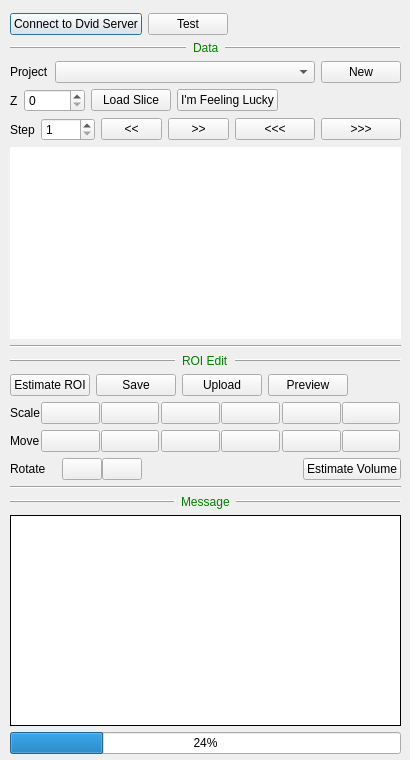
First picture: the form in neurolabi/gui/zflyemroidialog.ui, repository janelia-flyem/NeuTu, before the edit.
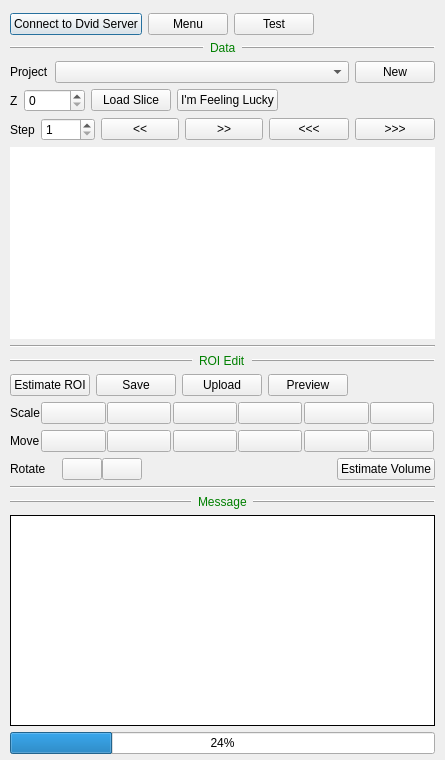
Second picture: the form after the edit. Icons and pictures are not drawn.

```diff
--- a/neurolabi/gui/zflyemroidialog.ui
+++ b/neurolabi/gui/zflyemroidialog.ui
@@ -6,7 +6,7 @@
    <rect>
     <x>0</x>
     <y>0</y>
-    <width>410</width>
+    <width>445</width>
     <height>760</height>
    </rect>
   </property>
@@ -18,7 +18,7 @@
     <rect>
      <x>10</x>
      <y>13</y>
-     <width>391</width>
+     <width>425</width>
      <height>741</height>
     </rect>
    </property>
@@ -35,6 +35,13 @@
         </property>
        </widget>
       </item>
+      <item>
+       <widget class="QPushButton" name="menuPushButton">
+        <property name="text">
+         <string>Menu</string>
+        </property>
+       </widget>
+      </item>
       <item>
        <widget class="QPushButton" name="testPushButton">
         <property name="text">
```
